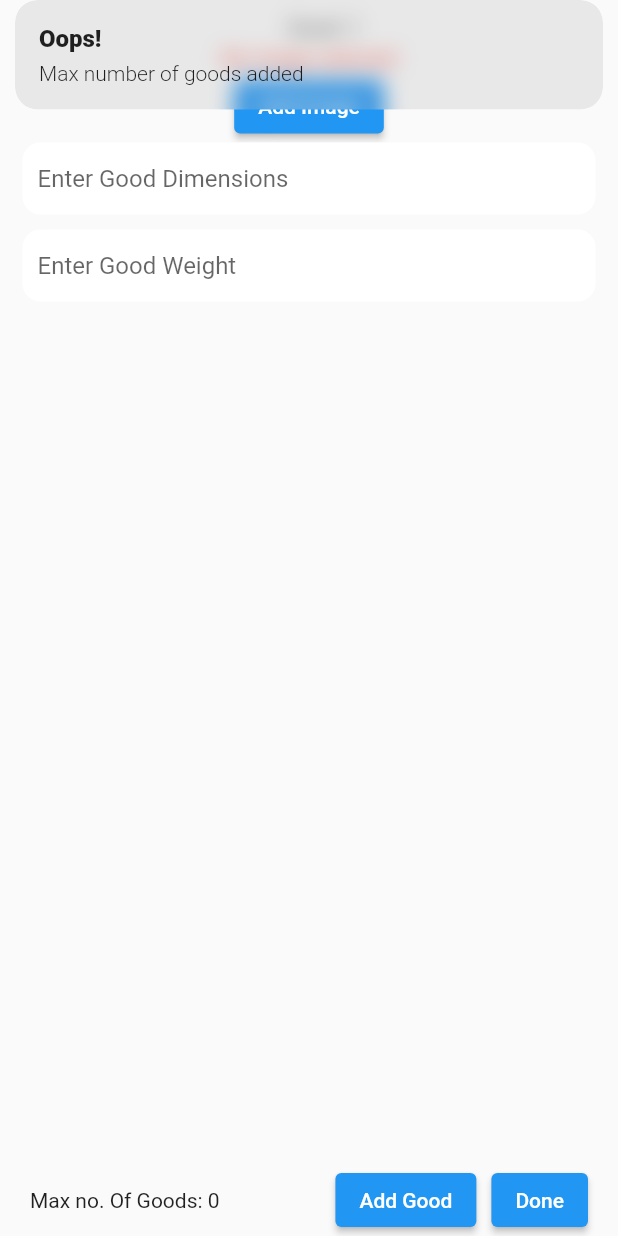
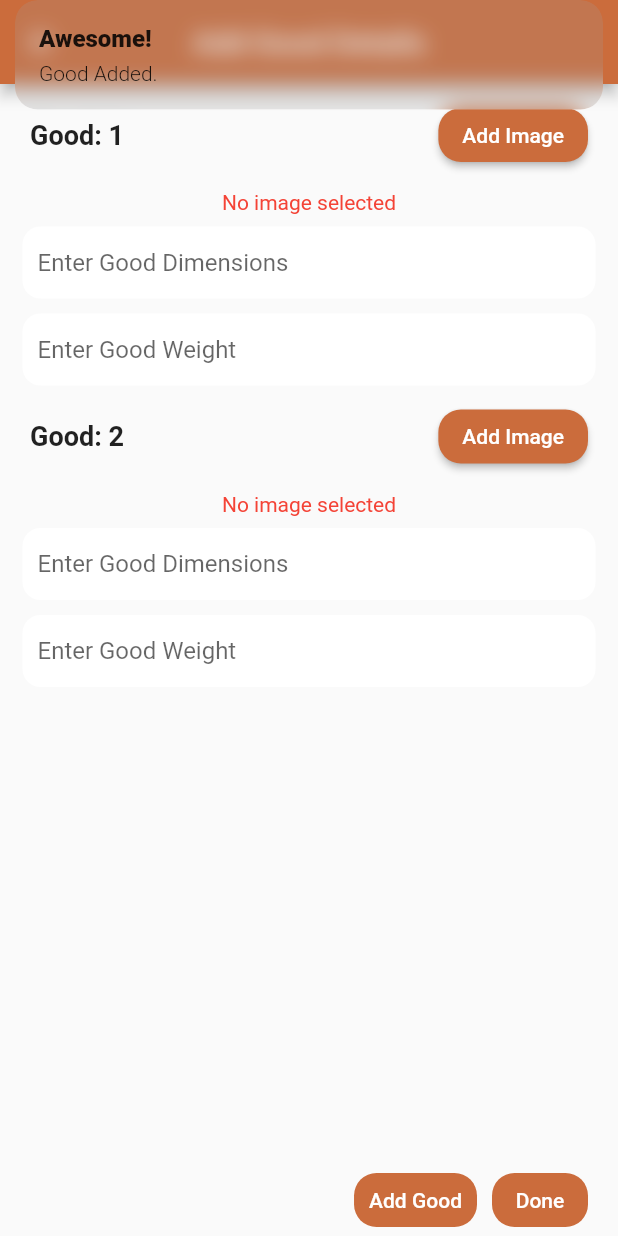
Before and after one commit to SanchitDang/transporter_rider_app, a Flutter app: the AddDetailsPage screen opened directly, after a tap on "Add Good", on a phone screen of 412 x 824 dp. Run offline on Flutter 3.47's test engine with Material 2 defaults, Android fonts, the phone set to English and light mode, and no system bars; our stand-ins replace cloud_firestore, connectivity_plus, equatable, firebase_auth, firebase_core, firebase_storage and 9 more; missing offline and left inert: flutter_phone_direct_caller, flutter_polyline_points; accounts and stored records are empty.

Commit message:
added goods description instead of only number of goods, while booking

```diff
--- a/lib/features/uber_map_feature/data/data_sources/uber_map_data_source_impl.dart
+++ b/lib/features/uber_map_feature/data/data_sources/uber_map_data_source_impl.dart
@@ -14,6 +14,8 @@ import 'package:transporter_rider_app/features/uber_map_feature/data/models/uber
 import 'package:transporter_rider_app/features/uber_map_feature/data/models/uber_map_prediction_model.dart';
 import 'package:transporter_rider_app/features/uber_map_feature/data/models/vehicle_details_model.dart';
 import 'package:transporter_rider_app/features/uber_map_feature/presentation/getx/trip_controller.dart';
+
+import '../../presentation/getx/details_controller.dart';
 
 class UberMapDataSourceImpl extends UberMapDataSource {
   final http.Client client;
@@ -98,6 +100,7 @@ class UberMapDataSourceImpl extends UberMapDataSource {
   Stream generateTrip(GenerateTripModel generateTripModel) {
     TripController tc = Get.put(TripController());
     tc.setCurrentTripId(generateTripModel.tripId ?? "");
+    DetailsController dc = Get.find();
 
     final genarateTripCollection = firestore.collection("trips");
     genarateTripCollection.doc(generateTripModel.tripId).set({
@@ -128,7 +131,8 @@ class UberMapDataSourceImpl extends UberMapDataSource {
       'delivered': false,
       'is_from_admin': false,
       'is_cod': false,
-      'number_of_goods': tc.getNumberOfGoods(),
+      'number_of_goods': dc.getNumberOfGoods(),
+      'goods_info': dc.getAllGoodsDetails()
     });
 
     //find nearest warehouse enar source location so that driver can drop there
--- a/lib/features/uber_map_feature/data/models/generate_trip_model.dart
+++ b/lib/features/uber_map_feature/data/models/generate_trip_model.dart
@@ -19,6 +19,8 @@ class GenerateTripModel extends Equatable {
   final bool? isPaymentDone;
   final String? tripId;
   final int? number_of_goods;
+  final List<Map<String, dynamic>> goods_info;
+  // also add in uber_man_data_source_impl
 
   const GenerateTripModel(
       this.source,
@@ -38,6 +40,7 @@ class GenerateTripModel extends Equatable {
       this.isPaymentDone,
       this.tripId,
       this.number_of_goods,
+      this.goods_info,
       );
 
   @override
@@ -59,6 +62,7 @@ class GenerateTripModel extends Equatable {
         isArrived,
         isPaymentDone,
         tripId,
-        number_of_goods
+        number_of_goods,
+        goods_info
       ];
 }
--- a/lib/features/uber_map_feature/presentation/getx/trip_controller.dart
+++ b/lib/features/uber_map_feature/presentation/getx/trip_controller.dart
@@ -3,7 +3,6 @@ import 'package:get/get.dart';
 class TripController extends GetxController {
 
   RxString currentTripId = 'xxx'.obs;
-  RxInt numberOfGoods = 0.obs;
 
   void setCurrentTripId(String id){
     currentTripId.value = id;
@@ -13,13 +12,4 @@ class TripController extends GetxController {
     return currentTripId.value;
   }
 
-  void setNumberOfGoods(int val){
-    numberOfGoods.value = val;
-    print(numberOfGoods.value);
-  }
-
-  int getNumberOfGoods(){
-    return numberOfGoods.value;
-  }
-
 }
--- a/lib/features/uber_map_feature/presentation/pages/add_details.dart
+++ b/lib/features/uber_map_feature/presentation/pages/add_details.dart
@@ -2,6 +2,7 @@ import 'dart:io';
 
 import 'package:flutter/material.dart';
 import 'package:get/get.dart';
+import 'package:transporter_rider_app/config/constants.dart';
 import 'package:transporter_rider_app/features/uber_map_feature/presentation/getx/details_controller.dart';
 
 import '../getx/trip_controller.dart';
@@ -19,6 +20,11 @@ class _AddDetailsPageState extends State<AddDetailsPage> {
     DetailsController controller = Get.find();
     TripController tc = Get.find();
     return Scaffold(
+      appBar: AppBar(
+        title: const Text("Add Good Details"),
+        centerTitle: true,
+        backgroundColor: primaryColor,
+      ),
       body: SafeArea(
         child: Column(
           children: [
@@ -37,10 +43,39 @@ class _AddDetailsPageState extends State<AddDetailsPage> {
                     return Column(
                       children: [
                         Padding(
-                          padding: const EdgeInsets.fromLTRB(20, 10, 0, 5),
-                          child: Text("Good: ${index + 1}"),
+                          padding: const EdgeInsets.fromLTRB(20, 10, 20, 5),
+                          child: Row(
+                            children: [
+                              Text("Good: ${index + 1}", style: const TextStyle(
+                              fontWeight: FontWeight.w700, fontSize: 18),
+                            overflow: TextOverflow.ellipsis,
                           ),
-                        Builder(
+                              const Spacer(),
+                              ElevatedButton(
+                                style: ButtonStyle(
+                                    backgroundColor:
+                                    MaterialStateProperty.all(primaryColor),
+                                    shape: MaterialStateProperty.all(
+                                      RoundedRectangleBorder(
+                                        borderRadius: BorderRadius.circular(
+                                            15.0), // Adjust the value as needed
+                                      ),
+                                    )),
+                                onPressed: () async {
+                                  await controller.pickImage(index);
+                                  setState(() {});
+                                },
+                                child: const Text('Add Image', style: TextStyle(
+                                     fontSize: 14),
+                                  overflow: TextOverflow.ellipsis,
+                                ),
+                              ),
+                            ],
+                          ),
+                        ),
+                        Padding(
+                          padding: const EdgeInsets.all(8.0),
+                          child: Builder(
                             builder: (BuildContext context) {
                               final file = File(imageFilePath);
                               if (file.existsSync()) {
@@ -53,23 +88,13 @@ class _AddDetailsPageState extends State<AddDetailsPage> {
                               } else {
                                 return const Text(
                                   'No image selected',
-                                style: TextStyle(color: Colors.red), // Adjust styling as needed
+                                  style: TextStyle(
+                                      color:
+                                          Colors.red), // Adjust styling as needed
                                 );
                               }
                             },
                           ),
-                        ElevatedButton(
-                          onPressed: () {
-                            controller.pickImage(
-                                index);
-                            Future.delayed(Duration(seconds: 2), () {
-                              setState(() {
-
-                              });
-                            });
-
-                          },
-                          child: const Text('Add Image'),
                         ),
                         Container(
                           margin: const EdgeInsets.symmetric(horizontal: 15),
@@ -113,19 +138,26 @@ class _AddDetailsPageState extends State<AddDetailsPage> {
             Padding(
               padding: const EdgeInsets.fromLTRB(20, 0, 20, 0),
               child: Row(
-                mainAxisAlignment: MainAxisAlignment.spaceBetween,
                 children: [
-                  Obx(() =>
-                      Text("Max no. Of Goods: ${tc.getNumberOfGoods()}")),
-                  Row(
-                    children: [
+                  const Spacer(),
                   ElevatedButton(
+                    style: ButtonStyle(
+                        backgroundColor:
+                            MaterialStateProperty.all(primaryColor),
+                        elevation: MaterialStateProperty.all(0.0),
+                        padding: MaterialStateProperty.all(
+                            const EdgeInsets.all(10)),
+                        shape: MaterialStateProperty.all(
+                          RoundedRectangleBorder(
+                            borderRadius: BorderRadius.circular(
+                                15.0), // Adjust the value as needed
+                          ),
+                        )),
                     onPressed: () {
-                          if(tc.getNumberOfGoods() > controller.getNumberOfGoods()){
+
                         controller.addGood();
-                          }else {
-                            Get.snackbar("Oops!", "Max number of goods added");
-                          }
+                        Get.snackbar("Awesome!", "Good Added.");
+
                     },
                     child: const Text('Add Good'),
                   ),
@@ -133,15 +165,23 @@ class _AddDetailsPageState extends State<AddDetailsPage> {
                     width: 10,
                   ),
                   ElevatedButton(
+                    style: ButtonStyle(
+                        backgroundColor:
+                            MaterialStateProperty.all(primaryColor),
+                        elevation: MaterialStateProperty.all(0.0),
+                        padding: MaterialStateProperty.all(
+                            const EdgeInsets.all(10)),
+                        shape: MaterialStateProperty.all(
+                          RoundedRectangleBorder(
+                            borderRadius: BorderRadius.circular(
+                                15.0), // Adjust the value as needed
+                          ),
+                        )),
                     onPressed: () {
                       controller.done();
-                          setState(() {
-
-                          });
+                      setState(() {});
                     },
                     child: const Text('Done'),
-                      ),
-                    ],
                   ),
                 ],
               ),
```
Also changed, not shown: lib/features/uber_map_feature/presentation/getx/details_controller.dart (+49 -4 lines), lib/features/uber_map_feature/presentation/getx/uber_map_controller.dart (+7 -4 lines), lib/features/uber_map_feature/presentation/pages/map_with_source_destination_field.dart (+27 -11 lines). Lines whose indentation alone changed are shown as unchanged.
